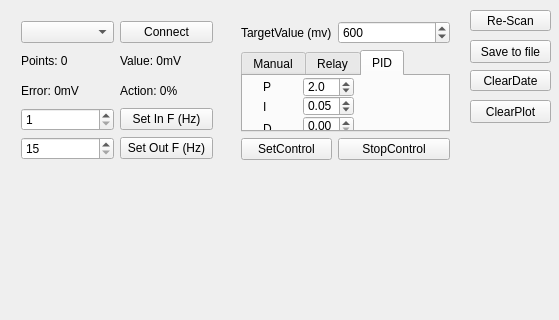
petukhovtd/control_stm32_usb_cdc, file mainwindow.ui: the form before one commit; both pictures show x 0 to 559 and y 0 to 320 of the 559 by 486 pixel window.
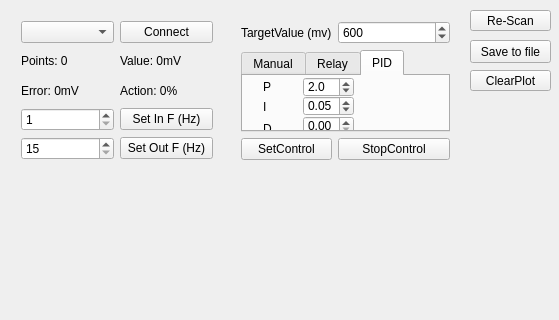
The form after the commit. Custom widgets are drawn as their Qt base class.

```diff
--- a/mainwindow.ui
+++ b/mainwindow.ui
@@ -138,19 +138,6 @@
      <bool>false</bool>
     </property>
    </widget>
-   <widget class="QPushButton" name="PlotClearButton">
-    <property name="geometry">
-     <rect>
-      <x>470</x>
-      <y>100</y>
-      <width>81</width>
-      <height>23</height>
-     </rect>
-    </property>
-    <property name="text">
-     <string>ClearPlot</string>
-    </property>
-   </widget>
    <widget class="QPushButton" name="SaveDateButton">
     <property name="geometry">
      <rect>
@@ -407,7 +394,7 @@
      </rect>
     </property>
     <property name="text">
-     <string>ClearDate</string>
+     <string>ClearPlot</string>
     </property>
    </widget>
   </widget>
```
Left out of the diff: 2 changed lines with no effect on the pictures.
